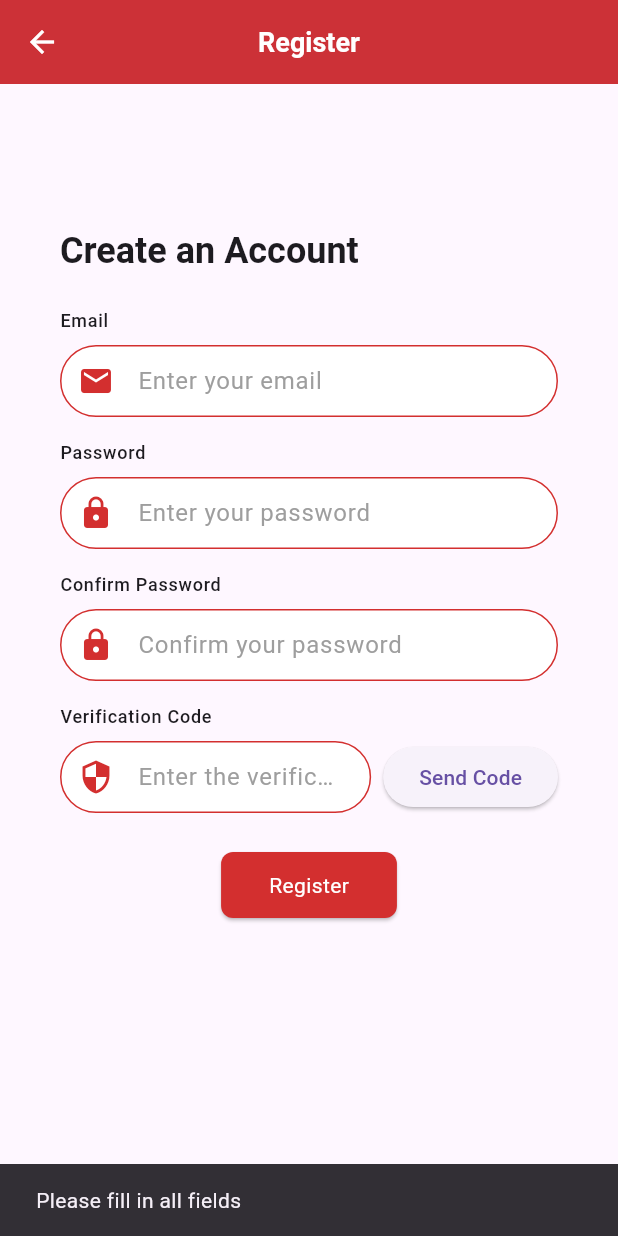
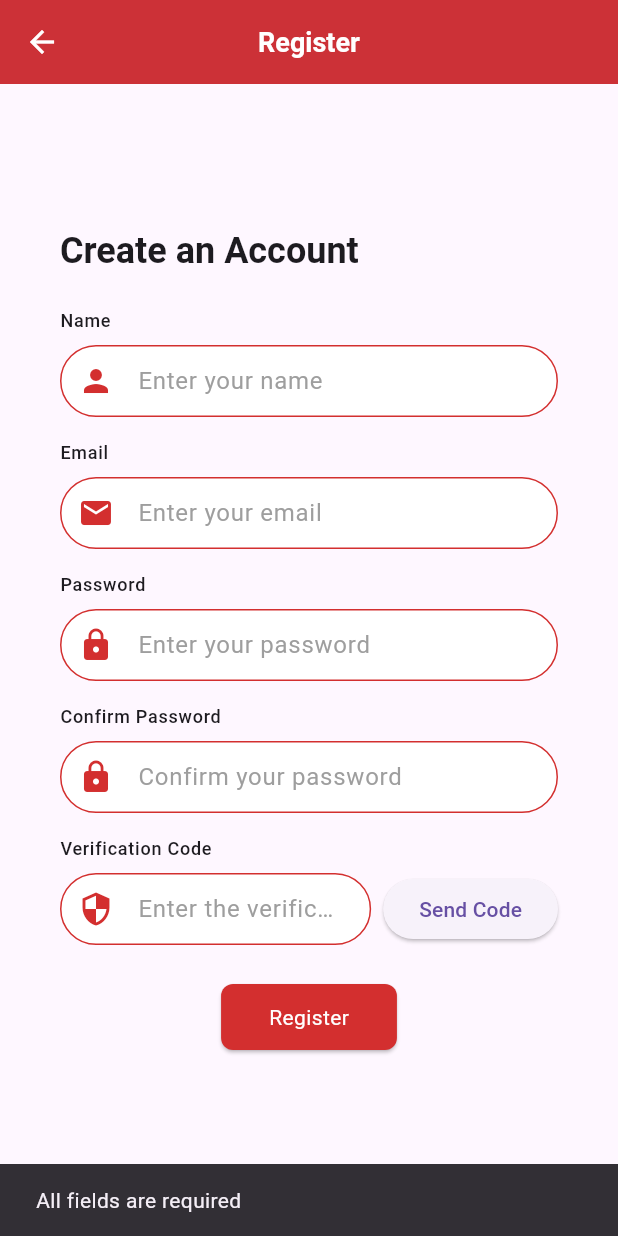
Before and after one commit to LinWenhao5/takeaway_app_flutter_client, a Flutter app: the RegisterPage screen opened by its route, after a tap on "Register", on a phone screen of 412 x 824 dp. Run offline on Flutter 3.47's test engine with Material 3 defaults, Android fonts, the phone set to English and light mode, and no system bars; our stand-ins replace flutter_dotenv, flutter_riverpod, shared_preferences; accounts and stored records are empty; generated files the repository leaves out were written again; network calls fail.

Commit message:
feat(auth): enhance authentication flow with registration and error handling improvements

```diff
--- /dev/null
+++ b/lib/ui/features/auth_form/presentation/captcha_input.dart
@@ -0,0 +1,44 @@
+import 'package:flutter/material.dart';
+import 'package:takeaway_app_flutter_client/i18n/gen/strings.g.dart';
+
+class CaptchaInput extends StatelessWidget {
+  final TextEditingController controller;
+
+  const CaptchaInput({super.key, required this.controller});
+
+  @override
+  Widget build(BuildContext context) {
+    return Column(
+      crossAxisAlignment: CrossAxisAlignment.start,
+      children: [
+        Text(
+          context.t.register.captchaLabel,
+          style: Theme.of(context).textTheme.labelMedium,
+        ),
+        const SizedBox(height: 8),
+        Row(
+          children: [
+            Expanded(
+              child: TextField(
+                controller: controller,
+                decoration: InputDecoration(
+                  hintText: context.t.register.captchaHint,
+                  prefixIcon: const Icon(Icons.security),
+                ),
+              ),
+            ),
+            const SizedBox(width: 8),
+            ElevatedButton(
+              onPressed: () {
+                ScaffoldMessenger.of(context).showSnackBar(
+                  SnackBar(content: Text(context.t.register.captchaSentMessage)),
+                );
+              },
+              child: Text(context.t.register.sendCaptchaButton),
+            ),
+          ],
+        ),
+      ],
+    );
+  }
+}
--- /dev/null
+++ b/lib/ui/features/auth_form/presentation/confirm_password_input.dart
@@ -0,0 +1,30 @@
+import 'package:flutter/material.dart';
+import 'package:takeaway_app_flutter_client/i18n/gen/strings.g.dart';
+
+class ConfirmPasswordInput extends StatelessWidget {
+  final TextEditingController controller;
+
+  const ConfirmPasswordInput({super.key, required this.controller});
+
+  @override
+  Widget build(BuildContext context) {
+    return Column(
+      crossAxisAlignment: CrossAxisAlignment.start,
+      children: [
+        Text(
+          context.t.register.confirmPasswordLabel,
+          style: Theme.of(context).textTheme.labelMedium,
+        ),
+        const SizedBox(height: 8),
+        TextField(
+          controller: controller,
+          obscureText: true,
+          decoration: InputDecoration(
+            hintText: context.t.register.confirmPasswordHint,
+            prefixIcon: const Icon(Icons.lock),
+          ),
+        ),
+      ],
+    );
+  }
+}
--- /dev/null
+++ b/lib/ui/features/auth_form/presentation/name_input.dart
@@ -0,0 +1,35 @@
+import 'package:flutter/material.dart';
+import 'package:takeaway_app_flutter_client/i18n/gen/strings.g.dart';
+
+class NameInput extends StatelessWidget {
+  final TextEditingController controller;
+
+  const NameInput({
+    super.key,
+    required this.controller,
+  });
+
+  @override
+  Widget build(BuildContext context) {
+    return Column(
+      crossAxisAlignment: CrossAxisAlignment.start,
+      children: [
+        Text(
+          context.t.register.nameLabel,
+          style: Theme.of(context).textTheme.labelMedium,
+        ),
+        const SizedBox(height: 8),
+        TextField(
+          controller: controller,
+          decoration: InputDecoration(
+            hintText: context.t.register.nameHint,
+            prefixIcon: const Icon(Icons.person),
+            border: OutlineInputBorder(
+              borderRadius: BorderRadius.circular(8.0),
+            ),
+          ),
+        ),
+      ],
+    );
+  }
+}
--- /dev/null
+++ b/lib/ui/features/auth_form/presentation/register_button.dart
@@ -0,0 +1,94 @@
+import 'package:flutter/material.dart';
+import 'package:flutter_riverpod/flutter_riverpod.dart';
+import 'package:takeaway_app_flutter_client/i18n/gen/strings.g.dart';
+import 'package:takeaway_app_flutter_client/theme/preset/base/colors.dart';
+import 'package:takeaway_app_flutter_client/ui/features/auth_form/application/auth_provider.dart';
+
+class RegisterButton extends ConsumerWidget {
+  final TextEditingController nameController;
+  final TextEditingController emailController;
+  final TextEditingController passwordController;
+  final TextEditingController confirmPasswordController;
+  final TextEditingController captchaController;
+
+  const RegisterButton({
+    super.key,
+    required this.nameController,
+    required this.emailController,
+    required this.passwordController,
+    required this.confirmPasswordController,
+    required this.captchaController,
+  });
+
+  @override
+  Widget build(BuildContext context, WidgetRef ref) {
+    return Center(
+      child: ElevatedButton(
+        style: ElevatedButton.styleFrom(
+          backgroundColor: kPrimaryColor,
+          padding: const EdgeInsets.symmetric(horizontal: 32, vertical: 12),
+          shape: RoundedRectangleBorder(
+            borderRadius: BorderRadius.circular(8.0),
+          ),
+        ),
+        onPressed: () async {
+          final name = nameController.text.trim();
+          final email = emailController.text.trim();
+          final password = passwordController.text.trim();
+          final confirmPassword = confirmPasswordController.text.trim();
+          final captcha = captchaController.text.trim();
+
+
+          if (email.isEmpty || password.isEmpty || confirmPassword.isEmpty || captcha.isEmpty) {
+            ScaffoldMessenger.of(context).showSnackBar(
+              SnackBar(content: Text('All fields are required')),
+            );
+            return;
+          }
+
+          if (password != confirmPassword) {
+            ScaffoldMessenger.of(context).showSnackBar(
+              SnackBar(content: Text('Passwords do not match')),
+            );
+            return;
+          }
+
+          try {
+            await ref.read(authProvider.notifier).register(
+                  name,
+                  email,
+                  password,
+                  captcha,
+                  context,
+                );
+
+            if (!context.mounted) return;
+
+            final updatedAuthState = ref.read(authProvider);
+
+            if (updatedAuthState.errorMessage != null) {
+              ScaffoldMessenger.of(context).showSnackBar(
+                SnackBar(content: Text(updatedAuthState.errorMessage!)),
+              );
+            } else {
+              ScaffoldMessenger.of(context).showSnackBar(
+                SnackBar(content: Text(context.t.register.successMessage)),
+              );
+              Navigator.pop(context);
+            }
+          } catch (e) {
+            ScaffoldMessenger.of(context).showSnackBar(
+              SnackBar(content: Text(context.t.register.genericErrorMessage)),
+            );
+          }
+        },
+        child: Text(
+          context.t.register.registerButton,
+          style: Theme.of(context).textTheme.bodyMedium?.copyWith(
+                color: Colors.white,
+              ),
+        ),
+      ),
+    );
+  }
+}
--- a/lib/ui/features/auth_form/presentation/register_form.dart
+++ b/lib/ui/features/auth_form/presentation/register_form.dart
@@ -1,12 +1,18 @@
 import 'package:flutter/material.dart';
 import 'package:takeaway_app_flutter_client/i18n/gen/strings.g.dart';
-import 'package:takeaway_app_flutter_client/theme/preset/base/colors.dart';
+import 'email_input.dart';
+import 'password_input.dart';
+import 'confirm_password_input.dart';
+import 'captcha_input.dart';
+import 'register_button.dart';
+import 'name_input.dart';
 
 class RegisterForm extends StatelessWidget {
   const RegisterForm({super.key});
 
   @override
   Widget build(BuildContext context) {
+    final TextEditingController nameController = TextEditingController();
     final TextEditingController emailController = TextEditingController();
     final TextEditingController passwordController = TextEditingController();
     final TextEditingController confirmPasswordController = TextEditingController();
@@ -27,117 +33,22 @@ class RegisterForm extends StatelessWidget {
                   style: Theme.of(context).textTheme.headlineLarge,
                 ),
                 const SizedBox(height: 24),
-                Text(
-                  context.t.register.emailLabel,
-                  style: Theme.of(context).textTheme.labelMedium,
-                ),
-                const SizedBox(height: 8),
-                TextField(
-                  controller: emailController,
-                  decoration: InputDecoration(
-                    hintText: context.t.register.emailHint,
-                    prefixIcon: const Icon(Icons.email),
-                  ),
-                ),
+                NameInput(controller: nameController),
                 const SizedBox(height: 16),
-                Text(
-                  context.t.register.passwordLabel,
-                  style: Theme.of(context).textTheme.labelMedium,
-                ),
-                const SizedBox(height: 8),
-                TextField(
-                  controller: passwordController,
-                  obscureText: true,
-                  decoration: InputDecoration(
-                    hintText: context.t.register.passwordHint,
-                    prefixIcon: const Icon(Icons.lock),
-                  ),
-                ),
+                EmailInput(controller: emailController),
                 const SizedBox(height: 16),
-                Text(
-                  context.t.register.confirmPasswordLabel,
-                  style: Theme.of(context).textTheme.labelMedium,
-                ),
-                const SizedBox(height: 8),
-                TextField(
-                  controller: confirmPasswordController,
-                  obscureText: true,
-                  decoration: InputDecoration(
-                    hintText: context.t.register.confirmPasswordHint,
-                    prefixIcon: const Icon(Icons.lock),
-                  ),
-                ),
+                PasswordInput(controller: passwordController),
                 const SizedBox(height: 16),
-                Text(
-                  context.t.register.captchaLabel,
-                  style: Theme.of(context).textTheme.labelMedium,
-                ),
-                const SizedBox(height: 8),
-                Row(
-                  children: [
-                    Expanded(
-                      child: TextField(
-                        controller: captchaController,
-                        decoration: InputDecoration(
-                          hintText: context.t.register.captchaHint,
-                          prefixIcon: const Icon(Icons.security),
-                        ),
-                      ),
-                    ),
-                    const SizedBox(width: 8),
-                    ElevatedButton(
-                      onPressed: () {
-                        ScaffoldMessenger.of(context).showSnackBar(
-                          SnackBar(content: Text(context.t.register.captchaSentMessage)),
-                        );
-                      },
-                      child: Text(context.t.register.sendCaptchaButton),
-                    ),
-                  ],
-                ),
+                ConfirmPasswordInput(controller: confirmPasswordController),
+                const SizedBox(height: 16),
+                CaptchaInput(controller: captchaController),
                 const SizedBox(height: 24),
-                Center(
-                  child: ElevatedButton(
-                    style: ElevatedButton.styleFrom(
-                      backgroundColor: kPrimaryColor,
-                      padding: const EdgeInsets.symmetric(horizontal: 32, vertical: 12),
-                      shape: RoundedRectangleBorder(
-                        borderRadius: BorderRadius.circular(8.0),
-                      ),
-                    ),
-                    onPressed: () {
-                      final email = emailController.text;
-                      final password = passwordController.text;
-                      final confirmPassword = confirmPasswordController.text;
-                      final captcha = captchaController.text;
-
-                      if (email.isNotEmpty &&
-                          password.isNotEmpty &&
-                          confirmPassword.isNotEmpty &&
-                          captcha.isNotEmpty) {
-                        if (password == confirmPassword) {
-                          ScaffoldMessenger.of(context).showSnackBar(
-                            SnackBar(content: Text(context.t.register.successMessage)),
-                          );
-                          Navigator.pop(context); // Navigate back to the login page
-                        } else {
-                          ScaffoldMessenger.of(context).showSnackBar(
-                            SnackBar(content: Text(context.t.register.passwordMismatchMessage)),
-                          );
-                        }
-                      } else {
-                        ScaffoldMessenger.of(context).showSnackBar(
-                          SnackBar(content: Text(context.t.register.errorMessage)),
-                        );
-                      }
-                    },
-                    child: Text(
-                      context.t.register.registerButton,
-                      style: Theme.of(context).textTheme.bodyMedium?.copyWith(
-                        color: Colors.white,
-                      ),
-                    ),
-                  ),
+                RegisterButton(
+                  nameController: nameController,
+                  emailController: emailController,
+                  passwordController: passwordController,
+                  confirmPasswordController: confirmPasswordController,
+                  captchaController: captchaController,
                 ),
               ],
             ),
```
Also changed, not shown: lib/api/api_auth/auth_api.dart (+21 -2 lines), lib/api/api_client.dart (+16 -4 lines), lib/api/share/model_auth/login_response.dart (+15 -5 lines), lib/api/share/model_auth/register_response.dart (added, +23 -0 lines), lib/i18n/translations/strings.i18n.json (+8 -1 lines), lib/i18n/translations/strings_nl.i18n.json (+8 -1 lines), lib/ui/features/auth_form/application/auth_provider.dart (+63 -11 lines), lib/ui/features/auth_form/presentation/login_button.dart (+4 -5 lines), lib/i18n/gen/strings.g.dart.
